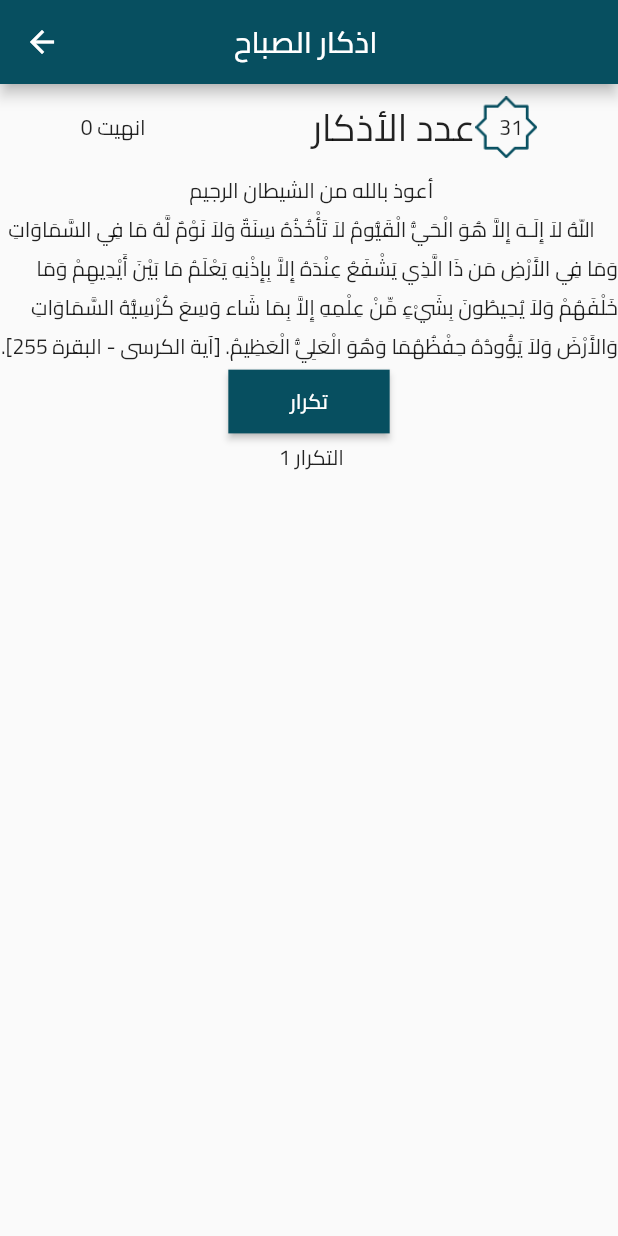
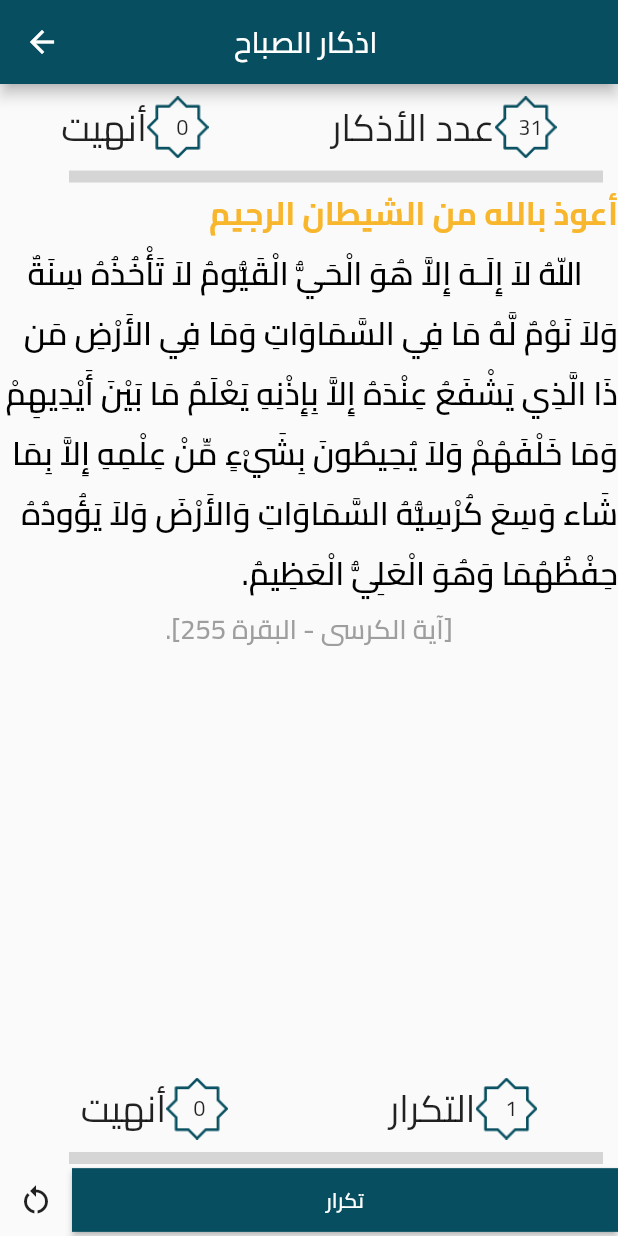
Before and after one commit to ZiadElsaadany/quran_project, a Flutter app: the AzkarView screen opened by its route, after a tap on "اذكار الصباح", on a phone screen of 412 x 824 dp. Run offline on Flutter 3.47's test engine with Material 2 defaults, Android fonts, the phone set to English and light mode, and no system bars; drawn by our look-alikes of percent_indicator; our stand-ins replace awesome_dialog, hive, hive_flutter, simple_animations, supercharged; accounts and stored records are empty; generated files the repository leaves out were written again; network calls fail.

Commit message:
handle logic error in azkar

```diff
--- a/lib/constant/azkar.dart
+++ b/lib/constant/azkar.dart
@@ -11,9 +11,10 @@ List azkarList =[
     "azkar1": [
       {
         "adi1": 'أعوذ بالله من الشيطان الرجيم ',
-        "adi": "     اللّهُ لاَ إِلَـهَ إِلاَّ هُوَ الْحَيُّ الْقَيُّومُ لاَ تَأْخُذُهُ سِنَةٌ وَلاَ نَوْمٌ لَّهُ مَا فِي السَّمَاوَاتِ وَمَا فِي الأَرْضِ مَن ذَا الَّذِي يَشْفَعُ عِنْدَهُ إِلاَّ بِإِذْنِهِ يَعْلَمُ مَا بَيْنَ أَيْدِيهِمْ وَمَا خَلْفَهُمْ وَلاَ يُحِيطُونَ بِشَيْءٍ مِّنْ عِلْمِهِ إِلاَّ بِمَا شَاء وَسِعَ كُرْسِيُّهُ السَّمَاوَاتِ وَالأَرْضَ وَلاَ يَؤُودُهُ حِفْظُهُمَا وَهُوَ الْعَلِيُّ الْعَظِيمُ. [آية الكرسى - البقرة 255].",
+        "adi": "     اللّهُ لاَ إِلَـهَ إِلاَّ هُوَ الْحَيُّ الْقَيُّومُ لاَ تَأْخُذُهُ سِنَةٌ وَلاَ نَوْمٌ لَّهُ مَا فِي السَّمَاوَاتِ وَمَا فِي الأَرْضِ مَن ذَا الَّذِي يَشْفَعُ عِنْدَهُ إِلاَّ بِإِذْنِهِ يَعْلَمُ مَا بَيْنَ أَيْدِيهِمْ وَمَا خَلْفَهُمْ وَلاَ يُحِيطُونَ بِشَيْءٍ مِّنْ عِلْمِهِ إِلاَّ بِمَا شَاء وَسِعَ كُرْسِيُّهُ السَّمَاوَاتِ وَالأَرْضَ وَلاَ يَؤُودُهُ حِفْظُهُمَا وَهُوَ الْعَلِيُّ الْعَظِيمُ.",
         "number": 1,
         "total":1,
+        "adi2": "[آية الكرسى - البقرة 255]."
       },
       {
         "adi1": "بِسْمِ اللهِ الرَّحْمنِ الرَّحِيم",
--- /dev/null
+++ b/lib/controller/providers/azkar_provider.dart
@@ -0,0 +1,56 @@
+import 'package:flutter/material.dart';
+import 'package:quran_project/constant/azkar.dart';
+
+class AzkarProvider extends ChangeNotifier {
+
+
+
+  int counterForCheckIndexOfZekr = 0;
+  int finishAllCounter = 0 ;
+  int finishForEachZekrCounter= 0;
+
+
+  restart( ) {
+    counterForCheckIndexOfZekr = 0;
+    finishAllCounter =0;
+    finishForEachZekrCounter =0;
+    notifyListeners();
+  }
+  clickOnCounter ( {required numOfScreen}) {
+
+    if(finishAllCounter == azkarList[numOfScreen]['azkar1'].length) {
+      return;
+    }
+
+
+if(counterForCheckIndexOfZekr < azkarList[numOfScreen]['azkar1'].length-1) {
+
+
+  // 2     3
+  if (azkarList[numOfScreen]['azkar1'][counterForCheckIndexOfZekr]['number'] > 1) {
+    azkarList[numOfScreen]['azkar1'][counterForCheckIndexOfZekr]['number']-- ;
+    finishForEachZekrCounter++;
+    notifyListeners();
+
+    // counterForCheckIndexOfZekr = azkarList[numOfScreen]['azkar1'][counterForCheckIndexOfZekr]['total']
+  }
+  else{
+    finishForEachZekrCounter= 0;
+    counterForCheckIndexOfZekr ++ ;
+    finishAllCounter++;
+    notifyListeners();
+
+  }
+
+
+}
+else {
+ finishAllCounter ++;
+ finishForEachZekrCounter++;
+ notifyListeners();
+}
+    notifyListeners();
+
+  }
+
+  }
--- a/lib/main.dart
+++ b/lib/main.dart
@@ -3,6 +3,7 @@ import 'package:hive_flutter/hive_flutter.dart';
 import 'package:provider/provider.dart';
 import 'package:quran_project/constant/color_constant.dart';
 import 'package:quran_project/constant/hive_const.dart';
+import 'package:quran_project/controller/providers/azkar_provider.dart';
 import 'package:quran_project/controller/providers/bottom_nav_provider.dart';
 import 'package:quran_project/controller/providers/doaa_provider.dart';
 import 'package:quran_project/controller/providers/sebha_provider.dart';
@@ -35,6 +36,7 @@ void main() async {
         ChangeNotifierProvider(create: (ctx)=>SebhaProvider()),
         ChangeNotifierProvider(create: (ctx)=>PrayingApi()),
         ChangeNotifierProvider(create: (ctx)=>DoaaProvider()),
+        ChangeNotifierProvider(create: (ctx)=>AzkarProvider()),
       ],
       child: const QuranApp()));
 }
--- a/lib/view/azkar/azkar_details/azkar_details_view.dart
+++ b/lib/view/azkar/azkar_details/azkar_details_view.dart
@@ -1,10 +1,11 @@
 import 'package:flutter/material.dart';
-import 'package:quran_project/constant/azkar.dart';
+import 'package:provider/provider.dart';
+import 'package:quran_project/controller/providers/azkar_provider.dart';
 import 'package:quran_project/view/widgets/custom_App_bar.dart';
 
 import 'azkar_details_view_body.dart';
 
-class AzkarDetailsView extends StatelessWidget {
+class AzkarDetailsView extends StatefulWidget {
   const AzkarDetailsView(
       {
         Key? key,
@@ -16,11 +17,25 @@ final String title;
 final int index;
 
   @override
+  State<AzkarDetailsView> createState() => _AzkarDetailsViewState();
+}
+
+class _AzkarDetailsViewState extends State<AzkarDetailsView> {
+  @override
+  void initState() {
+    // TODO: implement initState
+    super.initState();
+Future.delayed(Duration.zero, ( ) {
+  Provider.of<AzkarProvider>(context,listen:false).restart();
+
+} );
+  }
+  @override
   Widget build(BuildContext context) {
     return Scaffold(
-      appBar: customAppBar(context, title),
+      appBar: customAppBar(context, widget.title),
 body:  AzkarDetailsViewBody(
-indexOfZekr: index,
+indexOfZekr: widget.index,
 ),
     );
   }
--- a/lib/view/azkar/azkar_details/azkar_details_view_body.dart
+++ b/lib/view/azkar/azkar_details/azkar_details_view_body.dart
@@ -1,29 +1,29 @@
+
 import 'package:flutter/material.dart';
+import 'package:percent_indicator/linear_percent_indicator.dart';
+import 'package:provider/provider.dart';
+import 'package:quran_project/constant/color_constant.dart';
 import 'package:quran_project/constant/images_constant.dart';
 import 'package:quran_project/constant/size_constant.dart';
+import 'package:quran_project/controller/providers/azkar_provider.dart';
 import 'package:quran_project/view/widgets/custom_elevated_button.dart';
 
 import '../../../constant/azkar.dart';
 
-class AzkarDetailsViewBody extends StatefulWidget {
-  const AzkarDetailsViewBody({Key? key, required this.indexOfZekr}) : super(key: key);
-  final int  indexOfZekr ; // what is the zekr
+class AzkarDetailsViewBody extends StatelessWidget {
+ final int indexOfZekr ;
 
-  @override
-  State<AzkarDetailsViewBody> createState() => _AzkarDetailsViewBodyState();
-}
-
-
-class _AzkarDetailsViewBodyState extends State<AzkarDetailsViewBody> {
-  int index= 0 ; // index of each zekr
-  int finishZekr= 0;
-
+  const AzkarDetailsViewBody({super.key, required this.indexOfZekr});
   @override
   Widget build(BuildContext context) {
     return Directionality(
       textDirection: TextDirection.rtl,
-      child: Column(
+      child: Consumer<AzkarProvider>(
+        builder: (context,provider,_ ) {
+          return Column(
+            crossAxisAlignment: CrossAxisAlignment.center,
             children: [
+
 
               Row(
                 mainAxisAlignment: MainAxisAlignment.spaceAround,
@@ -38,7 +38,7 @@ class _AzkarDetailsViewBodyState extends State<AzkarDetailsViewBody> {
                             width: returnWidthMediaQuery(ctx: context, size: 0.1),
 
                           ),
-                      Text('${  azkarList[widget.indexOfZekr]['azkar1'].length}  '),
+                          Text('${  azkarList[indexOfZekr]['azkar1'].length}  '),
                         ],
                       ),
                        Text('عدد الأذكار',
@@ -48,64 +48,168 @@ class _AzkarDetailsViewBodyState extends State<AzkarDetailsViewBody> {
                       )
                     ],
                   ),
-              Text( ' انهيت $finishZekr') ,
+                  Row(
+                    children: [
+                      Stack(
+                        alignment: Alignment.center,
+                        children: [
+                          Image.asset(ImageConstant.itar,
+                            height: returnHeightMediaQuery(ctx: context, size: 0.07),
+                            width: returnWidthMediaQuery(ctx: context, size: 0.1),
+
+                          ),
+                          Text('${provider.finishAllCounter}  '),
+                        ],
+                      ),
+                      Text('أنهيت',
+                        style: TextStyle(
+                            fontSize: returnHeightMediaQuery(ctx: context, size:0.03)
+                        ),
+                      )
+                    ],
+                  ),
 
                 ],
               ),
 
-          Text( azkarList[widget.indexOfZekr]['azkar1'][index]['adi1'] ?? '',
+             LinearPercentIndicator(
+               width: 376.0,
+               lineHeight: 8,
+               percent: provider.finishAllCounter/azkarList[indexOfZekr]['azkar1'].length,
+               backgroundColor: Colors.grey.withOpacity(0.4),
+               progressColor: AppColorsConstant.yellow,
 
               ),
-          Text( azkarList[widget.indexOfZekr]['azkar1'][index]['adi']??'') ,
+
+           Expanded(
+             child: ListView(
+               children: [
+                 Row(
+                   mainAxisAlignment: MainAxisAlignment.start,
+                   children: [
+                     Text( azkarList[indexOfZekr]['azkar1'][provider.counterForCheckIndexOfZekr]['adi1'] ?? '',
+                       textAlign: TextAlign.start,
+                       style: TextStyle(
+                           color: AppColorsConstant.yellow,
+                           fontWeight: FontWeight.w700,
+                           fontSize: returnFontSizeMediaQuery(ctx: context, size: 0.026)
+                       ),
+
+                     ),
+                   ],
+                 ),
+                 Text( azkarList[indexOfZekr]['azkar1'][provider.counterForCheckIndexOfZekr]['adi']??'',
+
+                     style:    TextStyle(
+                         color: AppColorsConstant.black,
+                         fontWeight: FontWeight.w600,
+                         fontSize: returnFontSizeMediaQuery(ctx: context, size: 0.026)
+                     )
+                 ) ,
+                 Text( azkarList[indexOfZekr]['azkar1'][provider.counterForCheckIndexOfZekr]['adi2']??'',
+                     textAlign: TextAlign.center,
+                     style:    TextStyle(
+                         color: AppColorsConstant.grey,
+                         fontWeight: FontWeight.w500,
+                         fontSize: returnFontSizeMediaQuery(ctx: context, size: 0.022)
+                     )
+                 ) ,
+               ],
+             ),
+           ),
+
+              Row(
+                mainAxisAlignment: MainAxisAlignment.spaceAround,
+                children: [
+                  Row(
+                    children: [
+                      Stack(
+                        alignment: Alignment.center,
+                        children: [
+                          Image.asset(ImageConstant.itar,
+                            height: returnHeightMediaQuery(ctx: context, size: 0.07),
+                            width: returnWidthMediaQuery(ctx: context, size: 0.1),
+
+                          ),
+                          Text('${ azkarList[indexOfZekr]['azkar1'][provider.counterForCheckIndexOfZekr]['total']}  '),
+                        ],
+                      ),
+                      Text('التكرار',
+                        style: TextStyle(
+                            fontSize: returnHeightMediaQuery(ctx: context, size:0.03)
+                        ),
+                      )
+                    ],
+                  ),
+                  Row(
+                    children: [
+                      Stack(
+                        alignment: Alignment.center,
+                        children: [
+                          Image.asset(ImageConstant.itar,
+                            height: returnHeightMediaQuery(ctx: context, size: 0.07),
+                            width: returnWidthMediaQuery(ctx: context, size: 0.1),
+
+                          ),
+                          Text('${provider.finishForEachZekrCounter} '),
+                        ],
+                      ),
+                      Text('أنهيت',
+                        style: TextStyle(
+                            fontSize: returnHeightMediaQuery(ctx: context, size:0.03)
+                        ),
+                      )
+                    ],
+                  ),
+
+                ],
+              ),
+              LinearPercentIndicator(
+                restartAnimation: true,
+                width: 376.0,
+                lineHeight: 8,
+                percent: provider.finishForEachZekrCounter/azkarList[indexOfZekr]['azkar1'][provider.counterForCheckIndexOfZekr]['total'],
+                backgroundColor: Colors.grey.withOpacity(0.4),
+                progressColor: AppColorsConstant.primaryColor,
+
+              ),
 
 
-
- CustomElevatedButtonOfSebha
-   (
-     widget:  const Text('تكرار',style: TextStyle(color: Colors.white),
-
-     ),
+ Row(
+   children: [
+     Expanded(
+           child: CustomElevatedButtonOfSebha(
+               widget:  const Text('تكرار',style: TextStyle(color: Colors.white),),
                horizontal: 0.1,
                vertical: 0.01,
                borderRadius: 0,
 
              onPressed: ( ) {
-
-     fun();
+provider.clickOnCounter(numOfScreen:indexOfZekr);
              },
- ) ,
-          Row(
-            mainAxisAlignment: MainAxisAlignment.spaceAround,
-            children: [
-              Text( ' التكرار ${azkarList[widget.indexOfZekr]['azkar1'][index]['total']}  ') ,
+           ),
+     ),
+     Container(
+           child: IconButton(
+             icon: Icon(Icons.restart_alt),
+             onPressed: ( ) {
+             provider.restart();
+             },
+           ),
+     )
 
    ],
-          ),
+ ) ,
+
+
             ],
+          );
+        }
       ),
     );
   }
 
-  fun(){
-    if( index <azkarList[widget.indexOfZekr]['azkar1'].length) {
-
-      if(azkarList[widget.indexOfZekr]['azkar1'][index]['number'] ==  1 )
-      {
-        if(index < azkarList[widget.indexOfZekr]['azkar1'].length-1){
-          index++;
-        }
-
-        if(finishZekr<azkarList[widget.indexOfZekr]['azkar1'].length ) { finishZekr++ ;}
-        setState(() {});
-      }
+//   = number
 
 
-      else{
-        azkarList[widget.indexOfZekr]['azkar1'][index]['number']-- ;
 }
-
-    }
-    setState(() {});
-  }
-
-}
--- a/lib/view/widgets/custom_App_bar.dart
+++ b/lib/view/widgets/custom_App_bar.dart
@@ -2,7 +2,7 @@
 
   import 'package:flutter/material.dart';
 
-PreferredSizeWidget customAppBar(BuildContext context,  String txt  ) {
+PreferredSizeWidget customAppBar(BuildContext context,  String txt ) {
 
     return     AppBar(
     title:  Text(txt),
--- a/pubspec.yaml
+++ b/pubspec.yaml
@@ -36,6 +36,7 @@ dependencies:
   supercharged: ^2.1.1
   hive: ^2.2.3
   hive_flutter: ^1.1.0
+  percent_indicator: ^4.0.1
 
   # The following adds the Cupertino Icons font to your application.
   # Use with the CupertinoIcons class for iOS style icons.
```
Also changed, not shown: pubspec.lock. Lines whose indentation alone changed are shown as unchanged.
